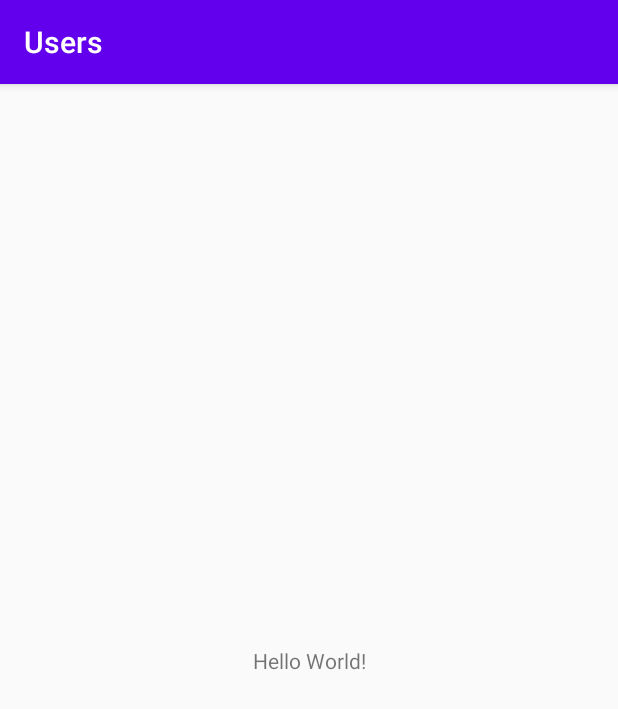
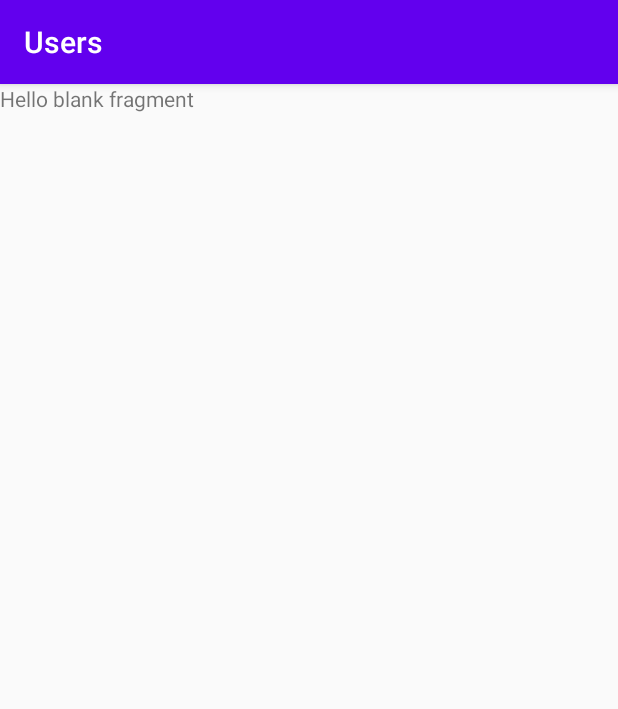
Before and after one commit to saied89/Users, an Android app: the screen it shows after launch (MainActivity), on a phone screen of 412 x 824 dp. Shown: the top 709 px of the screen. Run offline under Robolectric (Android 15) with nearby library versions, the phone set to English and light mode, and no system bars.

Commit message:
add navigation add blank LoginFragment

```diff
--- a/app/build.gradle
+++ b/app/build.gradle
@@ -22,6 +22,15 @@ android {
             proguardFiles getDefaultProguardFile('proguard-android-optimize.txt'), 'proguard-rules.pro'
         }
     }
+
+    compileOptions {
+        sourceCompatibility JavaVersion.VERSION_1_8
+        targetCompatibility JavaVersion.VERSION_1_8
+    }
+    // For Kotlin projects
+    kotlinOptions {
+        jvmTarget = "1.8"
+    }
 }
 
 dependencies {
@@ -30,6 +39,13 @@ dependencies {
     implementation 'androidx.core:core-ktx:1.3.0'
     implementation 'androidx.appcompat:appcompat:1.1.0'
     implementation 'androidx.constraintlayout:constraintlayout:1.1.3'
+    implementation 'androidx.legacy:legacy-support-v4:1.0.0'
+
+    // Navigation
+    def nav_version = "2.3.0-beta01"
+    implementation "androidx.navigation:navigation-fragment-ktx:$nav_version"
+    implementation "androidx.navigation:navigation-ui-ktx:$nav_version"
+
     testImplementation 'junit:junit:4.12'
     androidTestImplementation 'androidx.test.ext:junit:1.1.1'
     androidTestImplementation 'androidx.test.espresso:espresso-core:3.2.0'
--- /dev/null
+++ b/app/src/main/java/com/saied/users/auth/login/LoginFragment.kt
@@ -0,0 +1,6 @@
+package com.saied.users.auth.login
+
+import androidx.fragment.app.Fragment
+import com.saied.users.R
+
+class LoginFragment : Fragment(R.layout.fragment_login)
--- a/app/src/main/res/layout/activity_main.xml
+++ b/app/src/main/res/layout/activity_main.xml
@@ -6,13 +6,17 @@
     android:layout_height="match_parent"
     tools:context=".MainActivity">
 
-    <TextView
-        android:layout_width="wrap_content"
-        android:layout_height="wrap_content"
-        android:text="Hello World!"
-        app:layout_constraintBottom_toBottomOf="parent"
+    <androidx.fragment.app.FragmentContainerView
+        android:id="@+id/nav_host_fragment"
+        android:name="androidx.navigation.fragment.NavHostFragment"
+        android:layout_width="0dp"
+        android:layout_height="0dp"
         app:layout_constraintLeft_toLeftOf="parent"
         app:layout_constraintRight_toRightOf="parent"
-        app:layout_constraintTop_toTopOf="parent" />
+        app:layout_constraintTop_toTopOf="parent"
+        app:layout_constraintBottom_toBottomOf="parent"
+
+        app:defaultNavHost="true"
+        app:navGraph="@navigation/nav_graph" />
 
 </androidx.constraintlayout.widget.ConstraintLayout>
--- /dev/null
+++ b/app/src/main/res/layout/fragment_login.xml
@@ -0,0 +1,14 @@
+<?xml version="1.0" encoding="utf-8"?>
+<FrameLayout xmlns:android="http://schemas.android.com/apk/res/android"
+    xmlns:tools="http://schemas.android.com/tools"
+    android:layout_width="match_parent"
+    android:layout_height="match_parent"
+    tools:context=".auth.login.LoginFragment">
+
+    <!-- TODO: Update blank fragment layout -->
+    <TextView
+        android:layout_width="match_parent"
+        android:layout_height="match_parent"
+        android:text="@string/hello_blank_fragment" />
+
+</FrameLayout>
--- /dev/null
+++ b/app/src/main/res/navigation/nav_graph.xml
@@ -0,0 +1,13 @@
+<?xml version="1.0" encoding="utf-8"?>
+<navigation xmlns:android="http://schemas.android.com/apk/res/android"
+    xmlns:app="http://schemas.android.com/apk/res-auto"
+    xmlns:tools="http://schemas.android.com/tools"
+    android:id="@+id/nav_graph.xml"
+    app:startDestination="@id/loginFragment">
+
+    <fragment
+        android:id="@+id/loginFragment"
+        android:name="com.saied.users.auth.login.LoginFragment"
+        android:label="fragment_login"
+        tools:layout="@layout/fragment_login" />
+</navigation>
--- a/app/src/main/res/values/strings.xml
+++ b/app/src/main/res/values/strings.xml
@@ -1,3 +1,5 @@
 <resources>
     <string name="app_name">Users</string>
+    <!-- TODO: Remove or change this placeholder text -->
+    <string name="hello_blank_fragment">Hello blank fragment</string>
 </resources>
```
